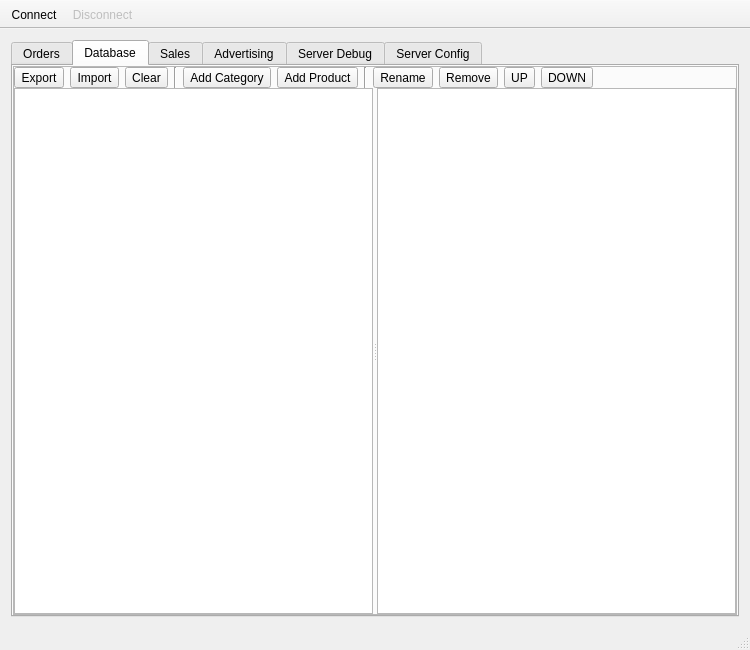
This is admin/ui/mainwindow.ui in Mateus224/rotable as Qt 5 draws it before an edit. The edited form follows.
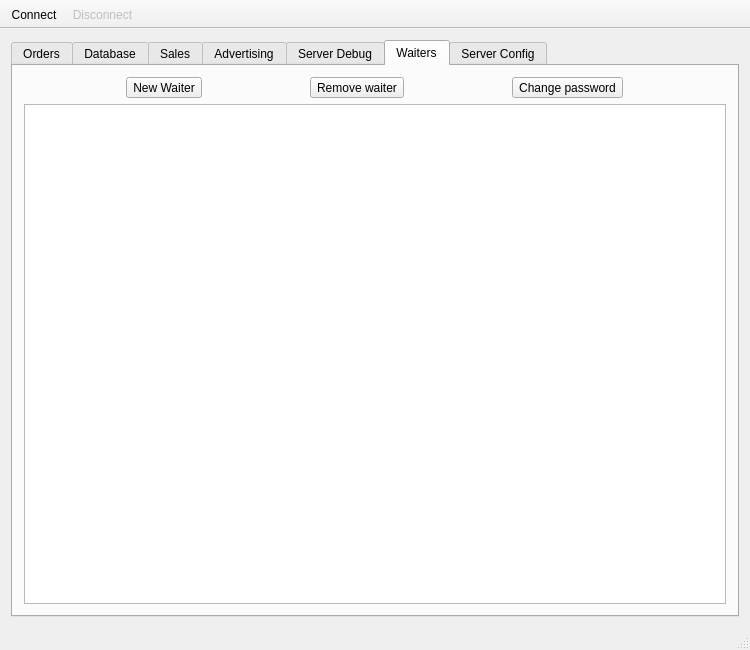
This is the edited form. Icons and pictures are not drawn. Custom widgets are drawn as their Qt base class.

Commit message: Add new tab with buttons and tableview

What changed in the file:
```diff
--- a/admin/ui/mainwindow.ui
+++ b/admin/ui/mainwindow.ui
@@ -36,7 +36,7 @@
        </sizepolicy>
       </property>
       <property name="currentIndex">
-       <number>1</number>
+       <number>5</number>
       </property>
       <property name="iconSize">
        <size>
@@ -584,6 +584,45 @@
         </item>
        </layout>
       </widget>
+      <widget class="QWidget" name="Waiters">
+       <attribute name="title">
+        <string>Waiters</string>
+       </attribute>
+       <layout class="QVBoxLayout" name="verticalLayout_8">
+        <item>
+         <layout class="QHBoxLayout" name="horizontalLayout_5">
+          <item>
+           <widget class="QToolButton" name="toolButton_2">
+            <property name="text">
+             <string>New Waiter</string>
+            </property>
+            <property name="icon">
+             <iconset resource="../resources/resources.qrc">
+              <normaloff>:/rotable/add.png</normaloff>:/rotable/add.png</iconset>
+            </property>
+           </widget>
+          </item>
+          <item>
+           <widget class="QToolButton" name="toolButton">
+            <property name="text">
+             <string>Remove waiter</string>
+            </property>
+           </widget>
+          </item>
+          <item>
+           <widget class="QToolButton" name="toolButton_3">
+            <property name="text">
+             <string>Change password</string>
+            </property>
+           </widget>
+          </item>
+         </layout>
+        </item>
+        <item>
+         <widget class="QTableView" name="tableView"/>
+        </item>
+       </layout>
+      </widget>
       <widget class="QWidget" name="tab">
        <attribute name="title">
         <string>Server Config</string>
```
Left out of the diff: 2 changed lines with no effect on the pictures.
